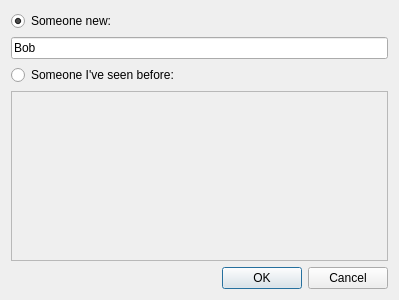
This is modelfitting/src/classifydialog.ui in davidsansome/gait-modelfitting as Qt 5 draws it before an edit. The edited form follows.
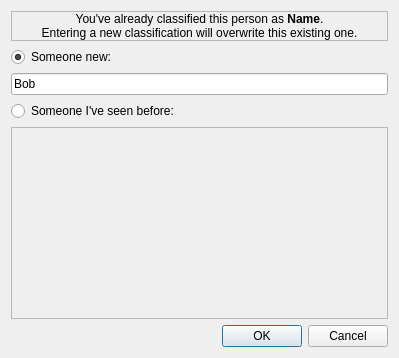
This is the edited form. Icons and pictures are not drawn.

Commit message: Helpful warning if we're trying to reclassify someone we've done before

Patch:
```diff
--- a/modelfitting/src/classifydialog.ui
+++ b/modelfitting/src/classifydialog.ui
@@ -6,7 +6,7 @@
     <x>0</x>
     <y>0</y>
     <width>399</width>
-    <height>300</height>
+    <height>358</height>
    </rect>
   </property>
   <property name="windowTitle" >
@@ -17,6 +17,30 @@
     <normaloff>:/classify.png</normaloff>:/classify.png</iconset>
   </property>
   <layout class="QVBoxLayout" name="verticalLayout" >
+   <item>
+    <widget class="QLabel" name="warning" >
+     <property name="frameShape" >
+      <enum>QFrame::StyledPanel</enum>
+     </property>
+     <property name="frameShadow" >
+      <enum>QFrame::Sunken</enum>
+     </property>
+     <property name="text" >
+      <string>&lt;!DOCTYPE HTML PUBLIC "-//W3C//DTD HTML 4.0//EN" "http://www.w3.org/TR/REC-html40/strict.dtd">
+&lt;html>&lt;head>&lt;meta name="qrichtext" content="1" />&lt;style type="text/css">
+p, li { white-space: pre-wrap; }
+&lt;/style>&lt;/head>&lt;body style=" font-family:'Sans Serif'; font-size:9pt; font-weight:400; font-style:normal;">
+&lt;p align="center" style=" margin-top:0px; margin-bottom:0px; margin-left:0px; margin-right:0px; -qt-block-indent:0; text-indent:0px;">You've already classified this person as &lt;span style=" font-weight:600;">Name&lt;/span>.&lt;/p>
+&lt;p align="center" style=" margin-top:0px; margin-bottom:0px; margin-left:0px; margin-right:0px; -qt-block-indent:0; text-indent:0px;">Entering a new classification will overwrite this existing one.&lt;/p>&lt;/body>&lt;/html></string>
+     </property>
+     <property name="alignment" >
+      <set>Qt::AlignCenter</set>
+     </property>
+     <property name="wordWrap" >
+      <bool>true</bool>
+     </property>
+    </widget>
+   </item>
    <item>
     <widget class="QRadioButton" name="someoneNew" >
      <property name="text" >
```
The commit also changes 1 other file.
